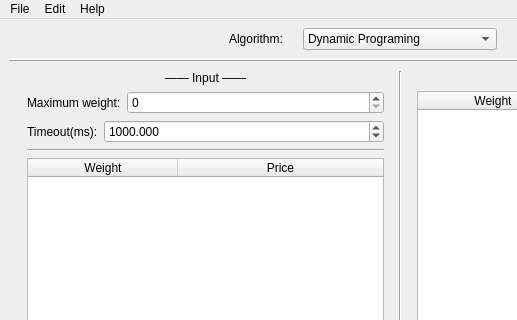
Before: the Qt Designer form UIDesign/mainwindow.ui in HT0710/CSD301_Group-1_Knapsack-problem, drawn with Qt 5; both pictures show x 0 to 517 and y 0 to 320 of the 800 by 600 pixel window.
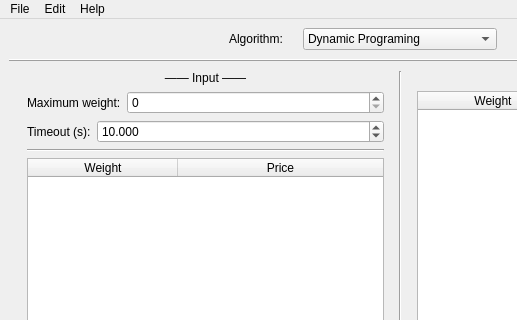
After: the same form once the commit is applied. Icons and pictures are not drawn.

The edit to the form file:
```diff
--- a/UIDesign/mainwindow.ui
+++ b/UIDesign/mainwindow.ui
@@ -185,7 +185,7 @@
                 <bool>true</bool>
                </property>
                <property name="text">
-                <string>Timeout(ms):</string>
+                <string>Timeout (s):</string>
                </property>
               </widget>
              </item>
@@ -198,7 +198,7 @@
                 <double>100000.000000000000000</double>
                </property>
                <property name="value">
-                <double>1000.000000000000000</double>
+                <double>10.000000000000000</double>
                </property>
               </widget>
              </item>
```
